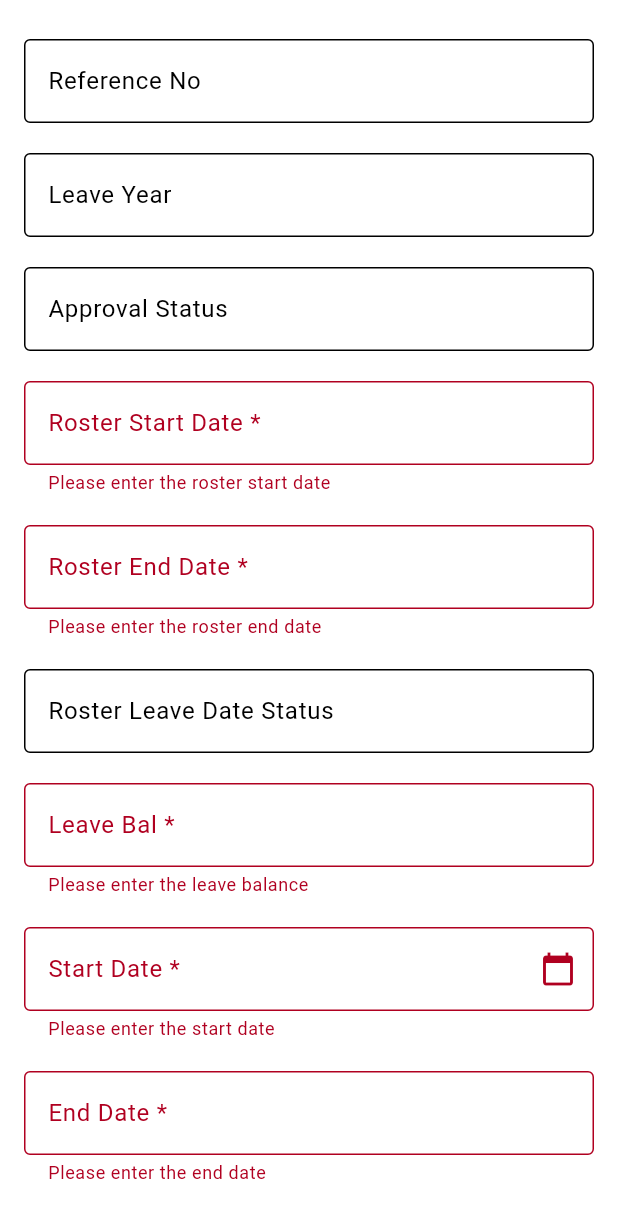
After one commit to emmann-code/BSSSL, a Flutter app: the LeaveRoster screen opened directly, after a tap on "Submit", on a phone screen of 412 x 824 dp. The commit adds this screen. Shown: the top 1218 px of the screen. Run offline on Flutter 3.47's test engine with Material 3 defaults, Android fonts, the phone set to English and light mode, and no system bars; our stand-ins replace file_picker, shared_preferences; accounts and stored records are empty.

Commit message:
12th commit

```diff
--- a/bssl_app/lib/api_button.dart
+++ b/bssl_app/lib/api_button.dart
@@ -221,7 +221,6 @@
 // }
 
 import 'dart:convert';
-import 'package:bssl_app/pages/DashBoard/dash_board_service.dart';
 import 'package:bssl_app/services/Dashboard_service.dart';
 import 'package:flutter/material.dart';
 import 'package:http/http.dart' as http;
--- /dev/null
+++ b/bssl_app/lib/pages/HRM/leave_roster.dart
@@ -0,0 +1,203 @@
+// ignore_for_file: prefer_const_constructors, use_key_in_widget_constructors, library_private_types_in_public_api
+
+import 'package:flutter/material.dart';
+
+class LeaveRoster extends StatefulWidget {
+  @override
+  _LeaveRosterState createState() => _LeaveRosterState();
+}
+
+class _LeaveRosterState extends State<LeaveRoster> {
+  final _formKey = GlobalKey<FormState>();
+
+  final TextEditingController referenceNoController = TextEditingController();
+  final TextEditingController leaveYearController = TextEditingController();
+  final TextEditingController approvalStatusController =
+      TextEditingController();
+  final TextEditingController rosterStartDateController =
+      TextEditingController();
+  final TextEditingController rosterEndDateController = TextEditingController();
+  final TextEditingController rosterLeaveDateStatusController =
+      TextEditingController();
+  final TextEditingController leaveBalController = TextEditingController();
+  final TextEditingController startDateController = TextEditingController();
+  final TextEditingController endDateController = TextEditingController();
+
+  @override
+  Widget build(BuildContext context) {
+    return Scaffold(
+      body: Padding(
+        padding: const EdgeInsets.all(16.0),
+        child: Form(
+          key: _formKey,
+          child: ListView(
+            children: [
+              SizedBox(
+                height: 10,
+              ),
+              TextFormField(
+                controller: referenceNoController,
+                decoration: InputDecoration(
+                  labelText: 'Reference No',
+                  border: OutlineInputBorder(),
+                ),
+              ),
+              SizedBox(
+                height: 20,
+              ),
+              TextFormField(
+                controller: leaveYearController,
+                decoration: InputDecoration(
+                  labelText: 'Leave Year',
+                  border: OutlineInputBorder(),
+                ),
+              ),
+              SizedBox(
+                height: 20,
+              ),
+              TextFormField(
+                controller: approvalStatusController,
+                decoration: InputDecoration(
+                  labelText: 'Approval Status',
+                  border: OutlineInputBorder(),
+                ),
+              ),
+              SizedBox(
+                height: 20,
+              ),
+              TextFormField(
+                controller: rosterStartDateController,
+                decoration: InputDecoration(
+                  labelText: 'Roster Start Date *',
+                  border: OutlineInputBorder(),
+                ),
+                validator: (value) {
+                  if (value == null || value.isEmpty) {
+                    return 'Please enter the roster start date';
+                  }
+                  return null;
+                },
+              ),
+              SizedBox(
+                height: 20,
+              ),
+              TextFormField(
+                controller: rosterEndDateController,
+                decoration: InputDecoration(
+                  labelText: 'Roster End Date *',
+                  border: OutlineInputBorder(),
+                ),
+                validator: (value) {
+                  if (value == null || value.isEmpty) {
+                    return 'Please enter the roster end date';
+                  }
+                  return null;
+                },
+              ),
+              SizedBox(
+                height: 20,
+              ),
+              TextFormField(
+                controller: rosterLeaveDateStatusController,
+                decoration: InputDecoration(
+                  labelText: 'Roster Leave Date Status',
+                  border: OutlineInputBorder(),
+                ),
+                keyboardType: TextInputType.number,
+              ),
+              SizedBox(
+                height: 20,
+              ),
+              TextFormField(
+                controller: leaveBalController,
+                decoration: InputDecoration(
+                  labelText: 'Leave Bal *',
+                  border: OutlineInputBorder(),
+                ),
+                validator: (value) {
+                  if (value == null || value.isEmpty) {
+                    return 'Please enter the leave balance';
+                  }
+                  return null;
+                },
+              ),
+              SizedBox(
+                height: 20,
+              ),
+              TextFormField(
+                controller: startDateController,
+                decoration: InputDecoration(
+                  labelText: 'Start Date *',
+                  border: OutlineInputBorder(),
+                  hintText: 'dd/mm/yyyy',
+                  suffixIcon: Icon(Icons.calendar_today),
+                ),
+                validator: (value) {
+                  if (value == null || value.isEmpty) {
+                    return 'Please enter the start date';
+                  }
+                  return null;
+                },
+                onTap: () async {
+                  FocusScope.of(context).requestFocus(new FocusNode());
+                  DateTime? date = await showDatePicker(
+                    context: context,
+                    initialDate: DateTime.now(),
+                    firstDate: DateTime(2000),
+                    lastDate: DateTime(2101),
+                  );
+                  if (date != null) {
+                    startDateController.text =
+                        "${date.day}/${date.month}/${date.year}";
+                  }
+                },
+              ),
+              SizedBox(
+                height: 20,
+              ),
+              TextFormField(
+                controller: endDateController,
+                decoration: InputDecoration(
+                  labelText: 'End Date *',
+                  border: OutlineInputBorder(),
+                ),
+                validator: (value) {
+                  if (value == null || value.isEmpty) {
+                    return 'Please enter the end date';
+                  }
+                  return null;
+                },
+              ),
+              SizedBox(height: 20),
+              ElevatedButton(
+                onPressed: () {
+                  if (_formKey.currentState!.validate()) {
+                    // Perform save or submit action here
+                    ScaffoldMessenger.of(context).showSnackBar(
+                      SnackBar(content: Text('Processing Data')),
+                    );
+                  }
+                },
+                child: Text('Submit'),
+              ),
+            ],
+          ),
+        ),
+      ),
+    );
+  }
+
+  @override
+  void dispose() {
+    referenceNoController.dispose();
+    leaveYearController.dispose();
+    approvalStatusController.dispose();
+    rosterStartDateController.dispose();
+    rosterEndDateController.dispose();
+    rosterLeaveDateStatusController.dispose();
+    leaveBalController.dispose();
+    startDateController.dispose();
+    endDateController.dispose();
+    super.dispose();
+  }
+}
--- a/bssl_app/pubspec.yaml
+++ b/bssl_app/pubspec.yaml
@@ -39,6 +39,7 @@ dependencies:
   http: ^1.2.2
   shared_preferences: ^2.3.2
   path_provider: ^2.1.5
+  webview_flutter: ^4.8.0
 
 dev_dependencies:
   flutter_test:
```
Also changed, not shown: bssl_app/lib/dash_test.dart (added, +214 -0 lines), bssl_app/lib/pages/DashBoard/dash_board_service.dart (deleted, +0 -30 lines), bssl_app/lib/pages/Finiacial/financial_dashboard.dart (+13 -3 lines), bssl_app/lib/pages/HRM/change_of_bank_details.dart (added, +10 -0 lines), bssl_app/lib/pages/HRM/hrm_dashboard.dart (+39 -3 lines), bssl_app/lib/pages/HRM/leave_application.dart (added, +10 -0 lines), bssl_app/lib/pages/HRM/next_of_kin_details.dart (added, +10 -0 lines), bssl_app/lib/pages/HRM/staff_dev_appraisal.dart (added, +10 -0 lines), bssl_app/lib/pages/HRM/staff_request_inquiry_hrm.dart (added, +10 -0 lines), bssl_app/lib/test.dart (+30 -80 lines), bssl_app/pubspec.lock.
